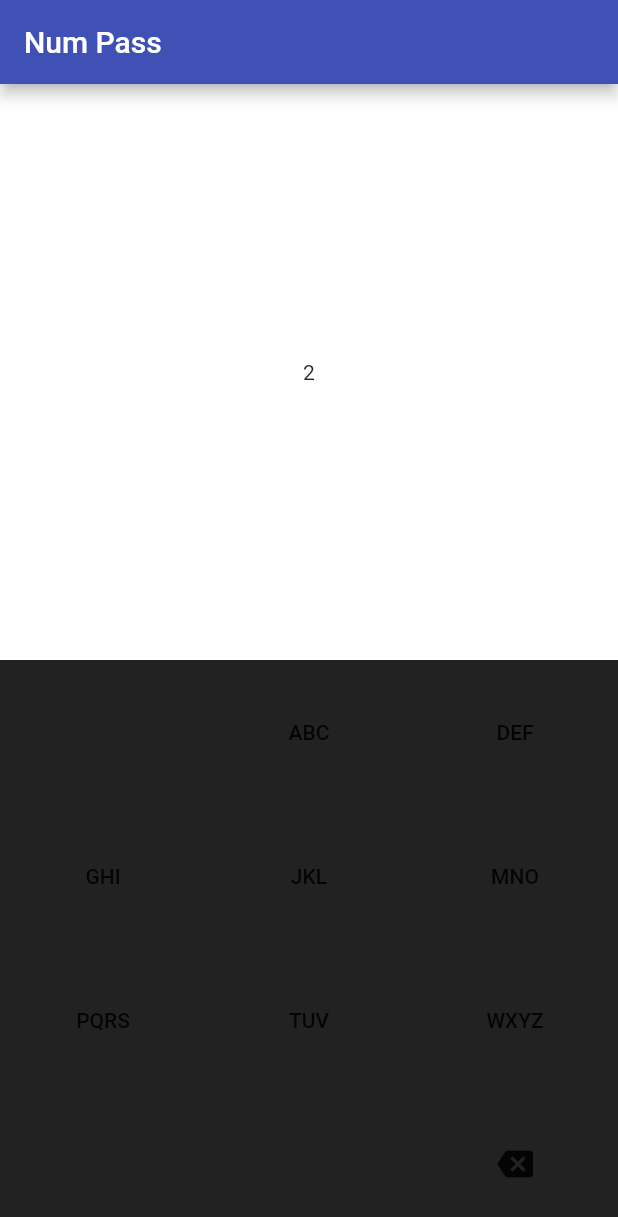
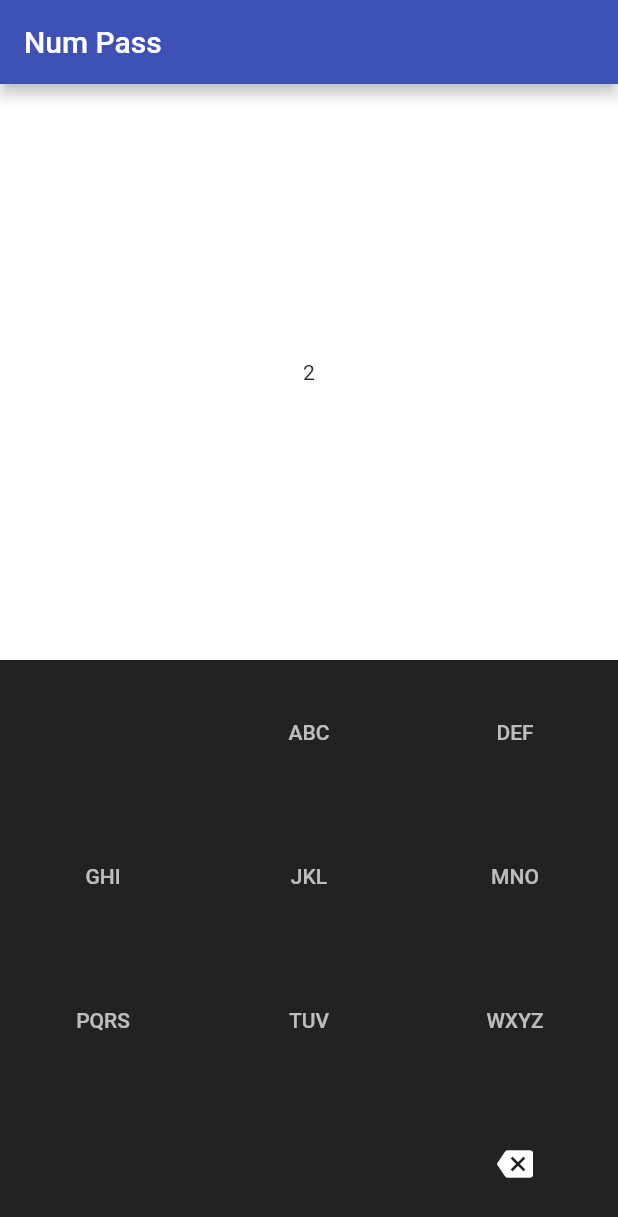
Before and after one commit to adrianuspax/AlphaNum, a Flutter app: the screen it shows after launch, after a tap on "ABC", on a phone screen of 412 x 824 dp. Shown: the top 1217 px of the screen. Run offline on Flutter 3.47's test engine with Material 2 defaults, Android fonts, the phone set to English and light mode, and no system bars.

Commit message:
Update home_page.dart

```diff
--- a/lib/home_page.dart
+++ b/lib/home_page.dart
@@ -14,11 +14,18 @@ class _HomePageState extends State<HomePage> {
     return Expanded(
       child: MaterialButton(
         onPressed: () {
+          if(input.length == 9) { return; }
           setState(() {
             input += value.toString();
           });
         },
-        child: Text(layout),
+        child: Text(
+          layout,
+          style: TextStyle(
+            color: Colors.white70,
+          ),
+        ),
+        shape: CircleBorder(),
       ),
     );
   }
@@ -79,7 +86,19 @@ class _HomePageState extends State<HomePage> {
                         child: SizedBox(),
                       ),
                       Expanded(
-                        child: Icon(Icons.backspace),
+                        child: MaterialButton(
+                          onPressed: () {
+                            setState(() {
+                              input = input.isNotEmpty ? input.substring(
+                                0, input.length - 1,
+                              ) : '';
+                            });
+                          },
+                          child: Icon(
+                            Icons.backspace,
+                            color: Colors.white,
+                          ),
+                        ),
                       ),
                     ],
                   ),
```
